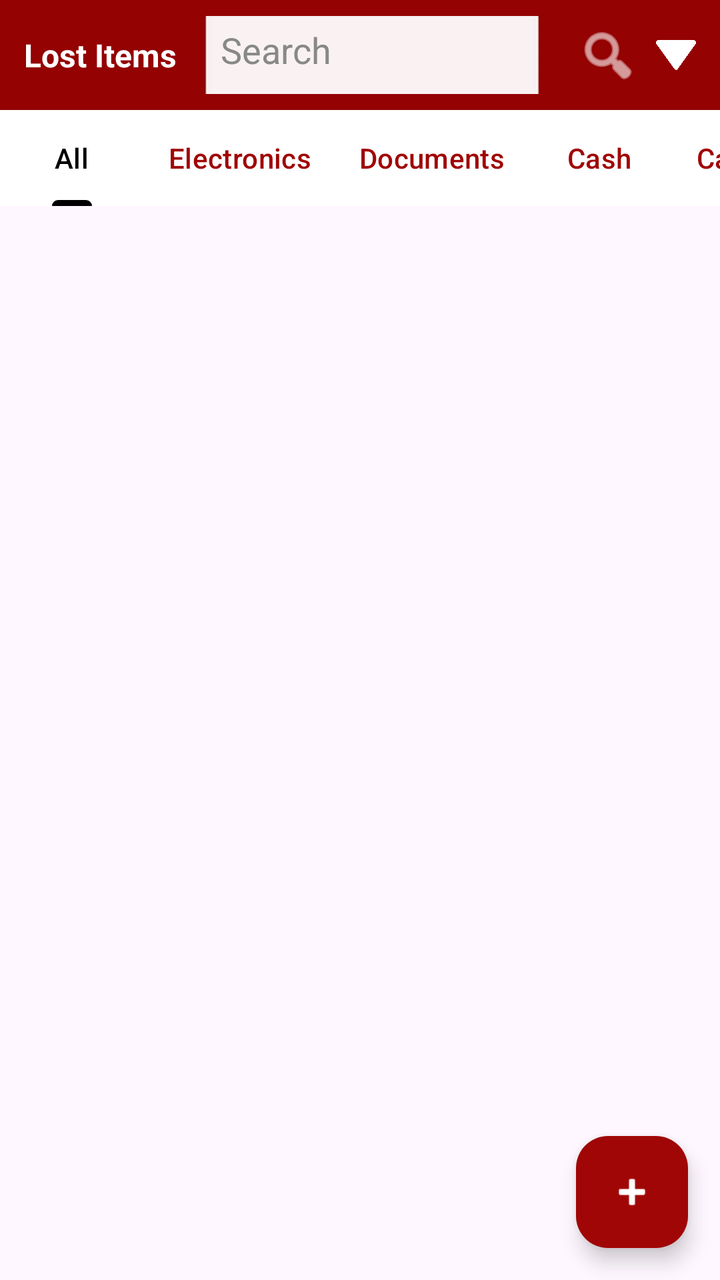
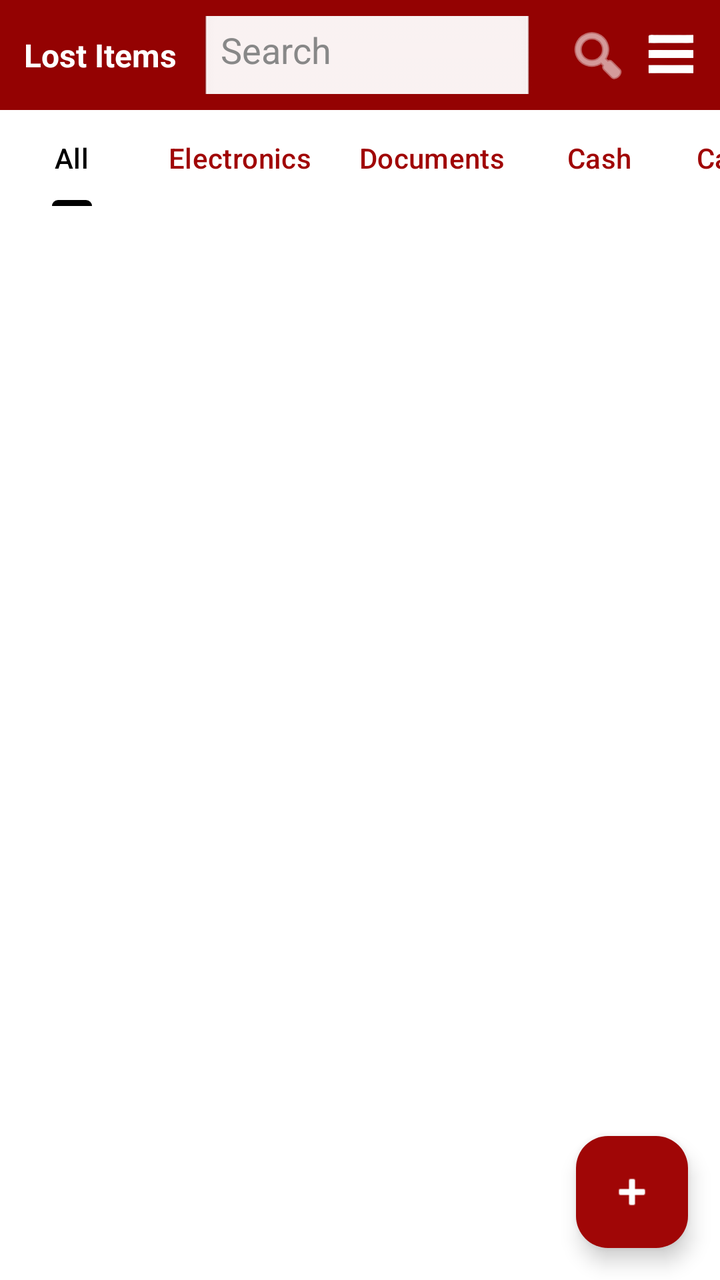

Before-and-after screenshots of an Android layout around one commit, followed by the original layout XML and the change that was made.
<!-- AndroidManifest.xml: application theme Theme.FinalCaseStudy -->
<!-- res/layout/activity_item_lost.xml -->
<?xml version="1.0" encoding="utf-8"?>
<androidx.constraintlayout.widget.ConstraintLayout
    xmlns:android="http://schemas.android.com/apk/res/android"
    xmlns:app="http://schemas.android.com/apk/res-auto"
    xmlns:tools="http://schemas.android.com/tools"
    android:id="@+id/main"
    android:layout_width="match_parent"
    android:layout_height="match_parent"
    tools:context=".ItemLostActivity">

    

    <TextView
        android:id="@+id/textView49"
        android:layout_width="411dp"
        android:layout_height="67dp"
        android:layout_marginBottom="5dp"
        android:background="#A00606"
        app:layout_constraintBottom_toBottomOf="parent"
        app:layout_constraintEnd_toEndOf="parent"
        app:layout_constraintHorizontal_bias="1.0"
        app:layout_constraintStart_toStartOf="parent"
        app:layout_constraintTop_toTopOf="parent"
        app:layout_constraintVertical_bias="0.0" />

    
    <ImageView
        android:id="@+id/imageView6"
        android:layout_width="40dp"
        android:layout_height="67dp"
        android:contentDescription="BPSU Logo"
        android:src="@drawable/bataan_peninsula_state_university_logo"
        app:layout_constraintBottom_toBottomOf="parent"
        app:layout_constraintEnd_toEndOf="parent"
        app:layout_constraintHorizontal_bias="0.043"
        app:layout_constraintStart_toStartOf="parent"
        app:layout_constraintTop_toTopOf="parent"
        app:layout_constraintVertical_bias="0.0" />

    <TextView
        android:id="@+id/textview"
        android:layout_width="280dp"
        android:layout_height="26dp"
        android:fontFamily="sans-serif"
        android:text="Bataan Peninsula State University"
        android:textColor="#ffffff"
        android:textSize="18sp"
        android:textStyle="bold"
        app:layout_constraintBottom_toBottomOf="parent"
        app:layout_constraintEnd_toEndOf="parent"
        app:layout_constraintHorizontal_bias="0.500"
        app:layout_constraintStart_toStartOf="parent"
        app:layout_constraintTop_toTopOf="parent"
        app:layout_constraintVertical_bias="0.027" />

    <LinearLayout
        android:id="@+id/searchContainer"
        android:layout_width="0dp"
        android:layout_height="55dp"
        android:background="#940202"
        android:gravity="center_vertical"
        android:minHeight="56dp"
        android:orientation="horizontal"
        android:paddingHorizontal="12dp"
        android:paddingVertical="8dp"
        app:layout_constraintEnd_toEndOf="parent"
        app:layout_constraintStart_toStartOf="parent"
        tools:layout_editor_absoluteY="64dp">

        <TextView
            android:id="@+id/textview2"
            android:layout_width="wrap_content"
            android:layout_height="wrap_content"
            android:layout_marginEnd="12dp"
            android:text="Lost Items"
            android:textColor="#ffffff"
            android:textSize="16sp"
            android:textStyle="bold" />

        

        <EditText
            android:id="@+id/editTextText"
            android:layout_width="209dp"
            android:layout_height="55dp"
            android:layout_weight="1"
            android:background="@android:drawable/edit_text"
            android:hint="Search"
            android:importantForAccessibility="yes"
            android:inputType="text"
            android:paddingHorizontal="10dp"
            android:textColor="#000000"
            android:textColorHint="#888888" />

        <ImageButton
            android:id="@+id/buttonSearch"
            android:layout_width="48dp"
            android:layout_height="48dp"
            android:layout_marginStart="8dp"
            android:background="?attr/selectableItemBackgroundBorderless"
            android:contentDescription="Search"
            android:src="@android:drawable/ic_menu_search"
            app:tint="#ffffff" />

        <Spinner
            android:id="@+id/spinner"
            android:layout_width="20dp"
            android:layout_height="15dp"
            android:background="@drawable/pngaaa_com_5204195"
            android:entries="@array/menu_items"
            android:spinnerMode="dropdown" />

    </LinearLayout>

    
    <com.google.android.material.tabs.TabLayout
        android:id="@+id/tabLayout"
        android:layout_width="0dp"
        android:layout_height="wrap_content"
        android:background="#ffffff"
        app:tabIndicatorColor="#000000"
        app:tabMode="scrollable"
        app:tabSelectedTextColor="#000000"
        app:tabTextColor="#A00606"
        app:layout_constraintTop_toBottomOf="@id/searchContainer"
        app:layout_constraintStart_toStartOf="parent"
        app:layout_constraintEnd_toEndOf="parent">

        <com.google.android.material.tabs.TabItem
            android:layout_width="wrap_content"
            android:layout_height="wrap_content"
            android:text="All" />

        <com.google.android.material.tabs.TabItem
            android:layout_width="wrap_content"
            android:layout_height="wrap_content"
            android:text="Electronics" />

        <com.google.android.material.tabs.TabItem
            android:layout_width="wrap_content"
            android:layout_height="wrap_content"
            android:text="Documents" />

        <com.google.android.material.tabs.TabItem
            android:layout_width="wrap_content"
            android:layout_height="wrap_content"
            android:text="Cash" />

        <com.google.android.material.tabs.TabItem
            android:layout_width="wrap_content"
            android:layout_height="wrap_content"
            android:text="Cards and IDs" />

        <com.google.android.material.tabs.TabItem
            android:layout_width="wrap_content"
            android:layout_height="wrap_content"
            android:text="Keys" />

        <com.google.android.material.tabs.TabItem
            android:layout_width="wrap_content"
            android:layout_height="wrap_content"
            android:text="Personal Items" />

        <com.google.android.material.tabs.TabItem
            android:layout_width="wrap_content"
            android:layout_height="wrap_content"
            android:text="Clothing" />

        <com.google.android.material.tabs.TabItem
            android:layout_width="wrap_content"
            android:layout_height="wrap_content"
            android:text="Accessories" />

        <com.google.android.material.tabs.TabItem
            android:layout_width="wrap_content"
            android:layout_height="wrap_content"
            android:text="School Supplies" />

        <com.google.android.material.tabs.TabItem
            android:layout_width="wrap_content"
            android:layout_height="wrap_content"
            android:text="Others" />
    </com.google.android.material.tabs.TabLayout>

    

    

    <androidx.recyclerview.widget.RecyclerView
        android:id="@+id/recyclerView"
        android:layout_width="413dp"
        android:layout_height="715dp"
        android:padding="8dp"
        app:layoutManager="androidx.recyclerview.widget.GridLayoutManager"
        app:layout_constraintBottom_toTopOf="@id/floatingActionButton2"
        app:layout_constraintEnd_toEndOf="parent"
        app:layout_constraintHorizontal_bias="1.0"
        app:layout_constraintStart_toStartOf="parent"
        app:layout_constraintTop_toBottomOf="@id/tabLayout"
        app:layout_constraintVertical_bias="0.0"
        app:spanCount="2" />

    <com.google.android.material.floatingactionbutton.FloatingActionButton
        android:id="@+id/floatingActionButton2"
        android:layout_width="wrap_content"
        android:layout_height="wrap_content"
        android:layout_margin="16dp"
        android:src="@android:drawable/ic_input_add"
        app:backgroundTint="#A00606"
        app:tint="@android:color/white"
        android:contentDescription="Add new lost item"
        app:layout_constraintBottom_toBottomOf="parent"
        app:layout_constraintEnd_toEndOf="parent" />

</androidx.constraintlayout.widget.ConstraintLayout>
<!-- resources referenced by this layout -->
<resources>
  <string-array name="menu_items">
          <item>Select page</item>
          <item>Home</item>
          <item>Lost Items</item>
          <item>Found Items</item>
          <item>Summary</item>
          <item>Logout</item>
      </string-array>
  <!-- drawable bataan_peninsula_state_university_logo: png bitmap (drawable, 28800 bytes) -->
  <!-- drawable pngaaa_com_5204195: png bitmap (drawable, 10240 bytes) -->
  <style name="Theme.FinalCaseStudy" parent="Base.Theme.FinalCaseStudy" />
  <style name="Base.Theme.FinalCaseStudy" parent="Theme.Material3.DayNight.NoActionBar">
          
          
      </style>
</resources>

<!-- the commit's change to res/layout/activity_item_lost.xml (unified diff, before → after) -->
@@ -1,11 +1,11 @@
 <?xml version="1.0" encoding="utf-8"?>
-<androidx.constraintlayout.widget.ConstraintLayout
-    xmlns:android="http://schemas.android.com/apk/res/android"
+<androidx.constraintlayout.widget.ConstraintLayout xmlns:android="http://schemas.android.com/apk/res/android"
     xmlns:app="http://schemas.android.com/apk/res-auto"
     xmlns:tools="http://schemas.android.com/tools"
     android:id="@+id/main"
     android:layout_width="match_parent"
     android:layout_height="match_parent"
+    android:background="#ffffff"
     tools:context=".ItemLostActivity">
 
     
@@ -104,9 +104,9 @@
 
         <Spinner
             android:id="@+id/spinner"
-            android:layout_width="20dp"
-            android:layout_height="15dp"
-            android:background="@drawable/pngaaa_com_5204195"
+            android:layout_width="25dp"
+            android:layout_height="23dp"
+            android:background="@drawable/white_menu_icon_png_18_removebg_preview"
             android:entries="@array/menu_items"
             android:spinnerMode="dropdown" />
 
@@ -118,13 +118,13 @@
         android:layout_width="0dp"
         android:layout_height="wrap_content"
         android:background="#ffffff"
+        app:layout_constraintEnd_toEndOf="parent"
+        app:layout_constraintStart_toStartOf="parent"
+        app:layout_constraintTop_toBottomOf="@id/searchContainer"
         app:tabIndicatorColor="#000000"
         app:tabMode="scrollable"
         app:tabSelectedTextColor="#000000"
-        app:tabTextColor="#A00606"
-        app:layout_constraintTop_toBottomOf="@id/searchContainer"
-        app:layout_constraintStart_toStartOf="parent"
-        app:layout_constraintEnd_toEndOf="parent">
+        app:tabTextColor="#A00606">
 
         <com.google.android.material.tabs.TabItem
             android:layout_width="wrap_content"
@@ -205,11 +205,11 @@
         android:layout_width="wrap_content"
         android:layout_height="wrap_content"
         android:layout_margin="16dp"
+        android:contentDescription="Add new lost item"
         android:src="@android:drawable/ic_input_add"
         app:backgroundTint="#A00606"
-        app:tint="@android:color/white"
-        android:contentDescription="Add new lost item"
-        app:layout_constraintBottom_toBottomOf="parent"
-        app:layout_constraintEnd_toEndOf="parent" />
+        app:layout_constraintBottom_toBottomOf="parent"
+        app:layout_constraintEnd_toEndOf="parent"
+        app:tint="@android:color/white" />
 
 </androidx.constraintlayout.widget.ConstraintLayout>
<!-- resource entries referenced after the edit -->
@@ -9,7 +9,7 @@
           <item>Logout</item>
       </string-array>
   <!-- drawable bataan_peninsula_state_university_logo: png bitmap (drawable, 28800 bytes) -->
-  <!-- drawable pngaaa_com_5204195: png bitmap (drawable, 10240 bytes) -->
+  <!-- drawable white_menu_icon_png_18_removebg_preview: png bitmap (drawable, 4588 bytes) -->
   <style name="Theme.FinalCaseStudy" parent="Base.Theme.FinalCaseStudy" />
   <style name="Base.Theme.FinalCaseStudy" parent="Theme.Material3.DayNight.NoActionBar">
           
